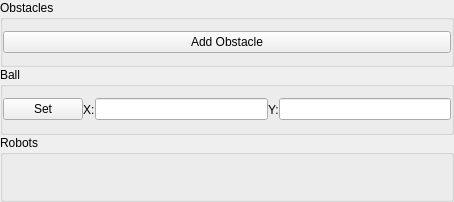
First picture: the form in msl_gazebo_control/ui/GazeboControl.ui, repository carpe-noctem-cassel/msl_gazebo_simulator, before the edit.
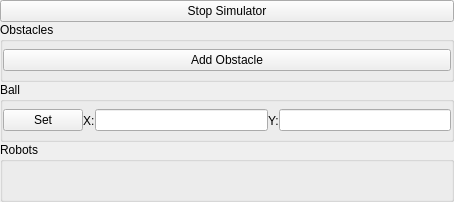
Second picture: the form after the edit.

Commit message: button to stop the simulator for debugging situations

```diff
--- a/msl_gazebo_control/ui/GazeboControl.ui
+++ b/msl_gazebo_control/ui/GazeboControl.ui
@@ -44,6 +44,16 @@
    <property name="bottomMargin">
     <number>0</number>
    </property>
+   <item>
+       <widget class="QPushButton" name="stopSimBtn">
+        <property name="text">
+         <string>Stop Simulator</string>
+        </property>
+        <property name="checkable">
+         <bool>true</bool>
+        </property>
+       </widget>
+      </item>
    <item>
     <widget class="QGroupBox" name="obsBox">
      <property name="title">
```
Left out of the diff: 1 changed line with no effect on the pictures. The commit also changes 4 other files.
